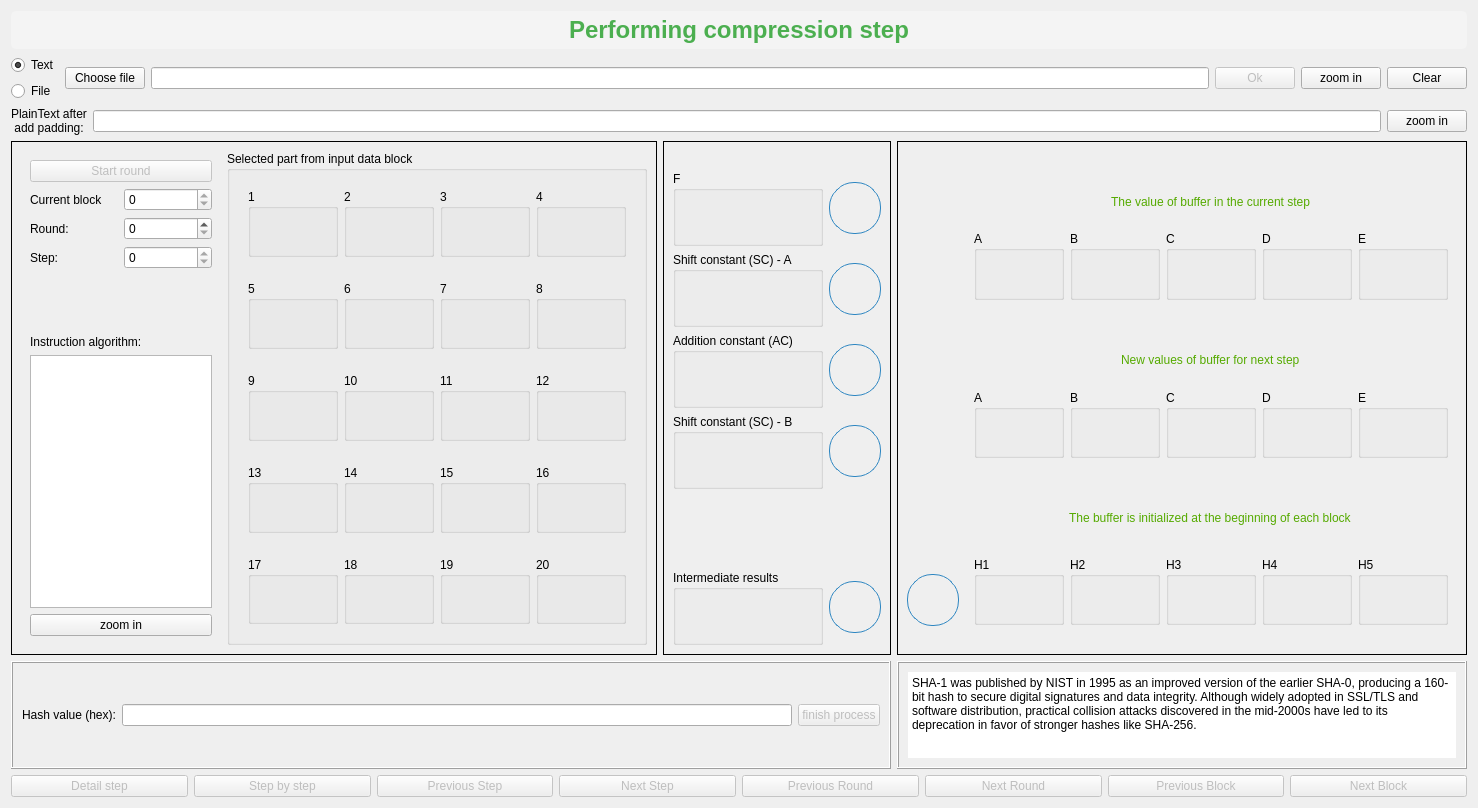
Above: tabsWidget/tabWidgetSHA1/form.ui from VuongVanDuy/hash_function before the change. Below: the same form after it.
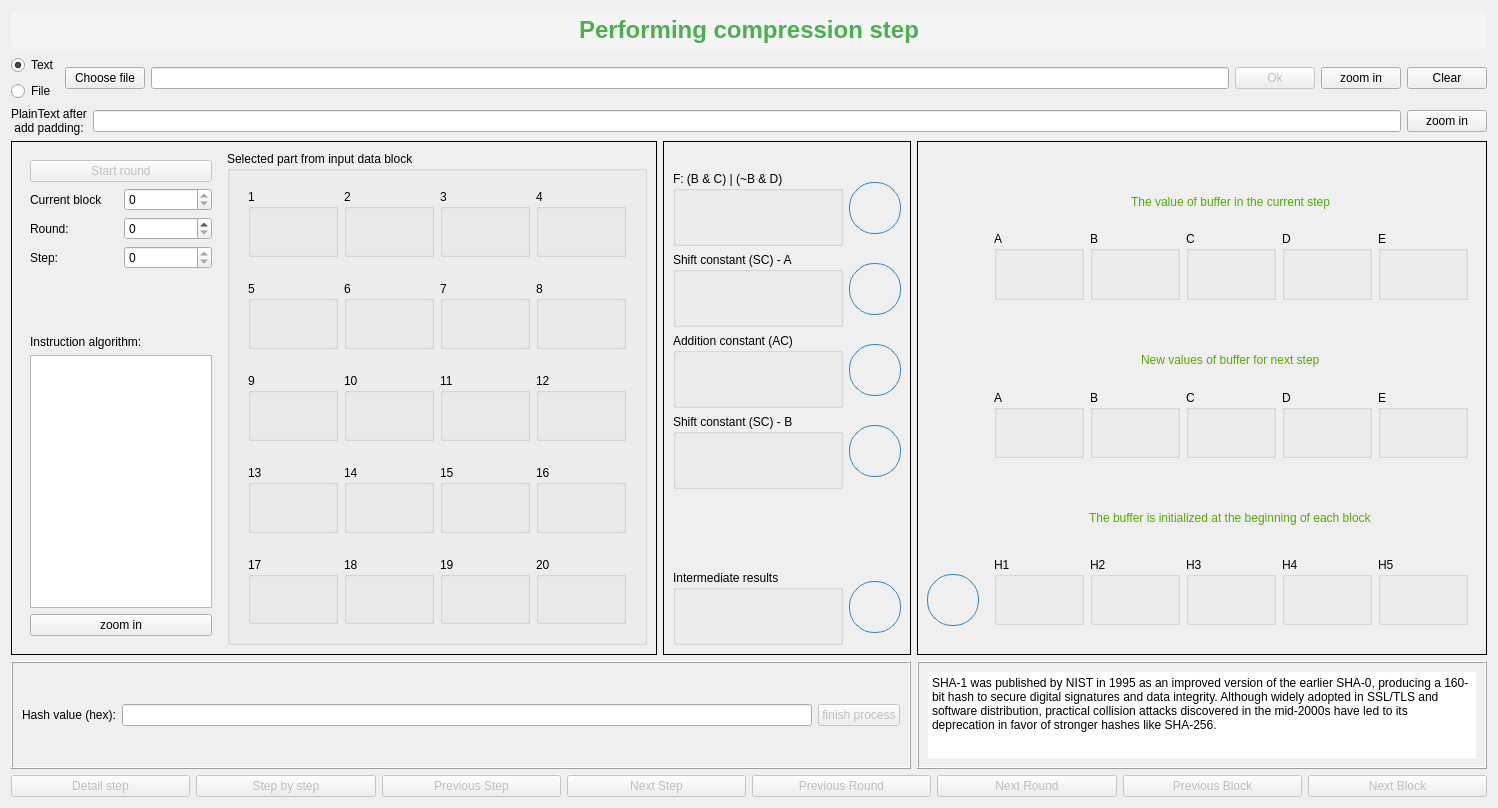
That is the form after the change. Icons and pictures are not drawn.

The edit to the form file:
```diff
--- a/tabsWidget/tabWidgetSHA1/form.ui
+++ b/tabsWidget/tabWidgetSHA1/form.ui
@@ -6,7 +6,7 @@
    <rect>
     <x>0</x>
     <y>0</y>
-    <width>1472</width>
+    <width>1492</width>
     <height>808</height>
    </rect>
   </property>
@@ -992,12 +992,12 @@
           </property>
           <property name="minimumSize">
            <size>
-            <width>150</width>
+            <width>170</width>
             <height>72</height>
            </size>
           </property>
           <property name="title">
-           <string>F</string>
+           <string>F: (B &amp;&amp; C) | (~B &amp;&amp; D)</string>
           </property>
           <layout class="QVBoxLayout" name="verticalLayout_8">
            <item>
```
